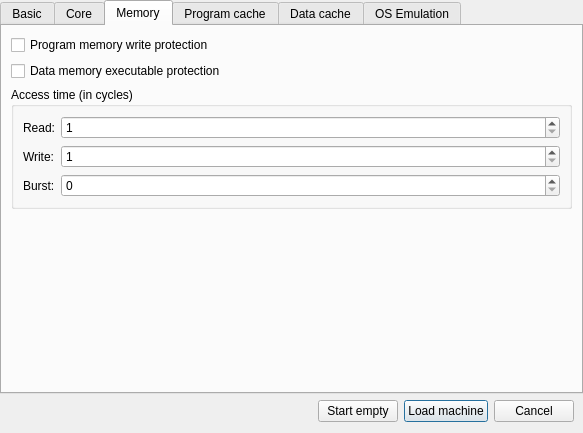
Qt form qtmips_gui/NewDialog.ui (kchasialis/QtMips-Di) before a commit.
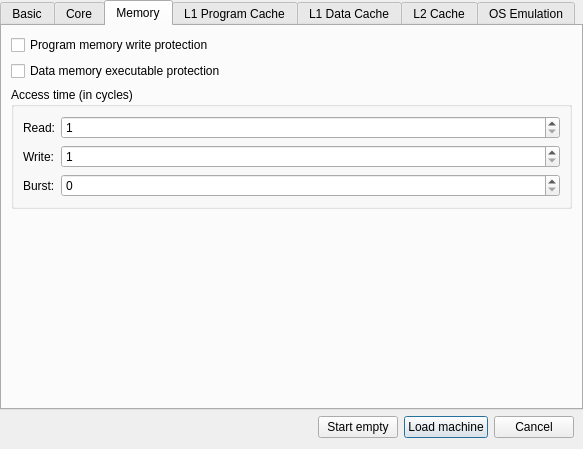
The same form after that commit. The open tabs and pages were chosen to show the change.

Commit message: L2 Cache backend

What changed in the file:
```diff
--- a/qtmips_gui/NewDialog.ui
+++ b/qtmips_gui/NewDialog.ui
@@ -7,7 +7,7 @@
     <x>0</x>
     <y>0</y>
     <width>583</width>
-    <height>433</height>
+    <height>449</height>
    </rect>
   </property>
   <property name="windowTitle">
@@ -382,12 +382,17 @@
      </widget>
      <widget class="QWidget" name="tab_cache_program">
       <attribute name="title">
-       <string>Program cache</string>
+       <string>L1 Program Cache</string>
       </attribute>
      </widget>
      <widget class="QWidget" name="tab_cache_data">
       <attribute name="title">
-       <string>Data cache</string>
+       <string>L1 Data Cache</string>
+      </attribute>
+     </widget>
+     <widget class="QWidget" name="tab_l2_unified_cache">
+      <attribute name="title">
+       <string>L2 Cache</string>
       </attribute>
      </widget>
      <widget class="QWidget" name="tab_os_emulation">
```
Left out of the diff: 12 changed lines with no effect on the pictures. The commit also changes 26 other files.
